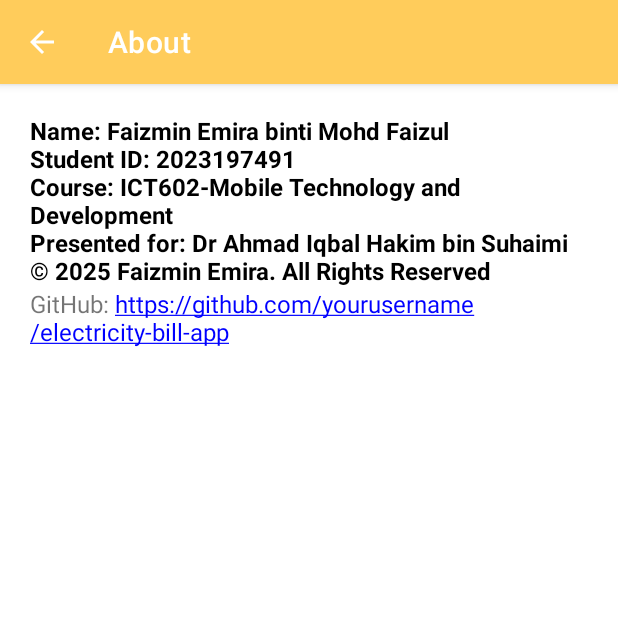
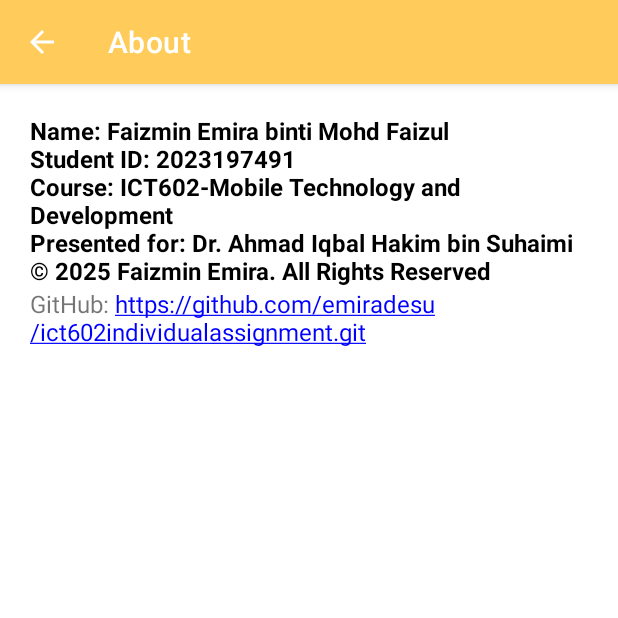
Before and after one commit to emiradesu/ict602individualassignment, an Android app: the AboutActivity screen opened directly, with no data from a screen before it, on a phone screen of 412 x 824 dp, the top half of it. Run offline under Robolectric (Android 15) with nearby library versions, the phone set to English and light mode, and no system bars.

Commit message:
Update AboutActivity.java

```diff
--- a/app/src/main/java/com/example/electricitybillcalculator/AboutActivity.java
+++ b/app/src/main/java/com/example/electricitybillcalculator/AboutActivity.java
@@ -32,12 +32,12 @@ public class AboutActivity extends AppCompatActivity {
             String info = "Name: Faizmin Emira binti Mohd Faizul\n" +
                     "Student ID: 2023197491 \n" +
                     "Course: ICT602-Mobile Technology and Development \n" +
-                    "Presented for: Dr Ahmad Iqbal Hakim bin Suhaimi \n" +
+                    "Presented for: Dr. Ahmad Iqbal Hakim bin Suhaimi \n" +
                     "© 2025 Faizmin Emira. All Rights Reserved";
 
             txtInfo.setText(info);
 
-            txtUrl.setText("GitHub: https://github.com/yourusername/electricity-bill-app");
+            txtUrl.setText("GitHub: https://github.com/emiradesu/ict602individualassignment.git");
             txtUrl.setMovementMethod(LinkMovementMethod.getInstance());
 
         }
```
